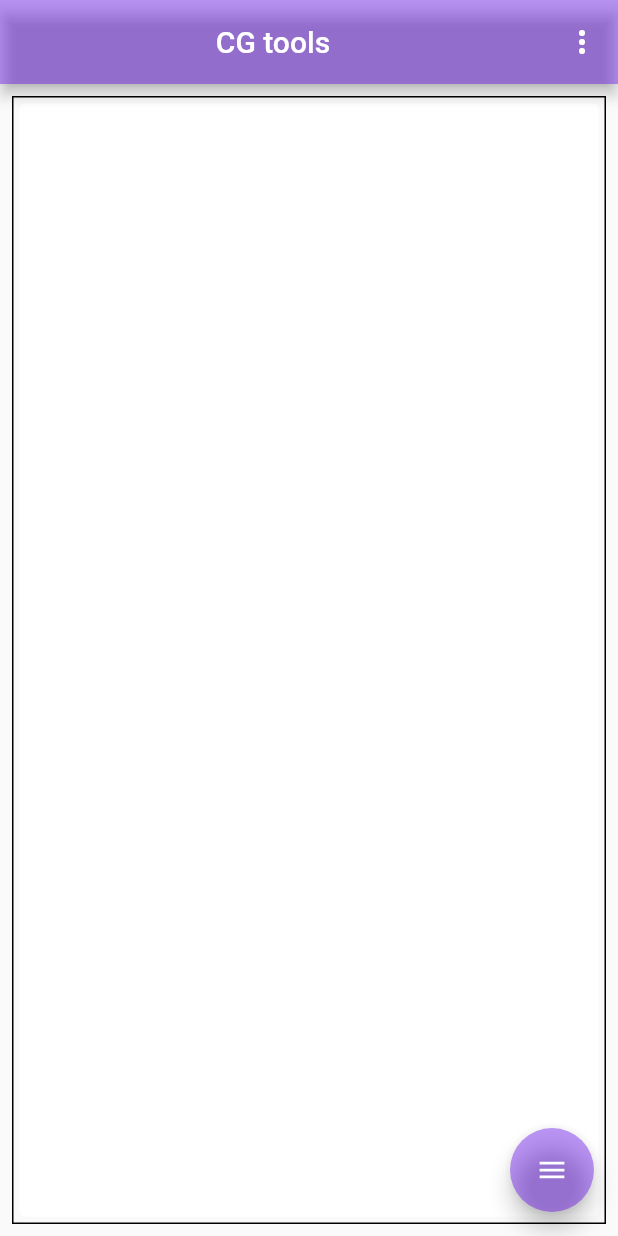
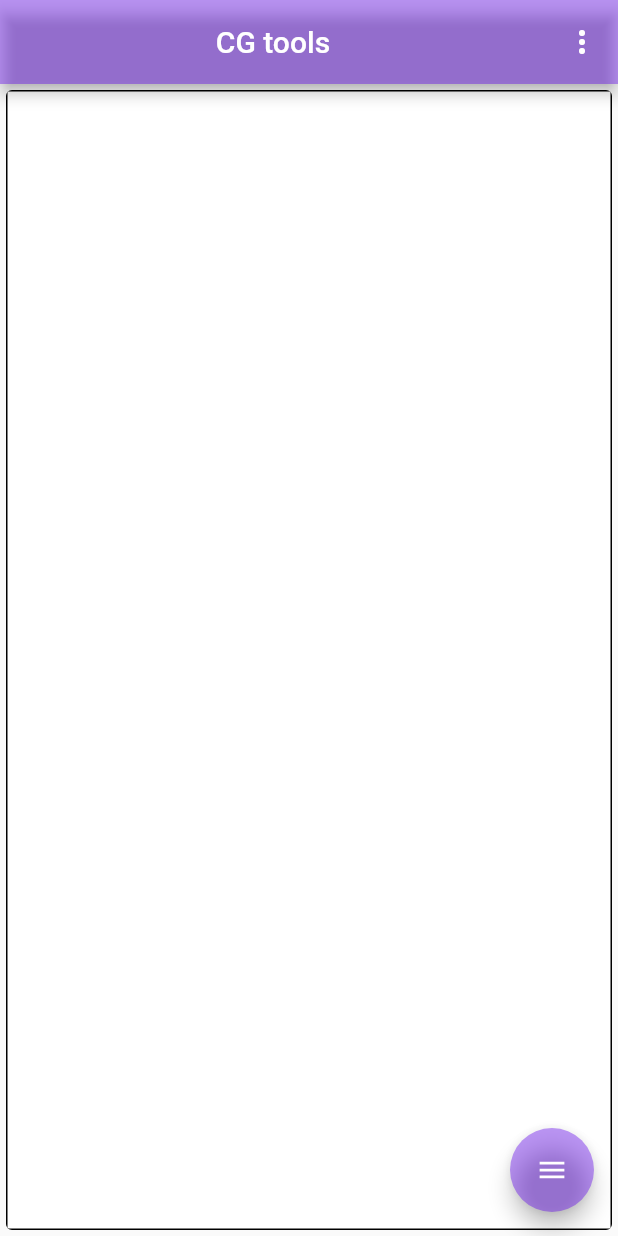
Before and after one commit to LFMP/CG_tools, a Flutter app: the screen it shows after launch, on a phone screen of 412 x 824 dp. Run offline on Flutter 3.47's test engine with Material 2 defaults, Android fonts, the light colour scheme and no system bars; drawn by our look-alikes of flutter_speed_dial; our stand-ins replace material_design_icons_flutter.

Commit message:
Overflow fix 2.0

```diff
--- a/lib/pages/draw.dart
+++ b/lib/pages/draw.dart
@@ -97,18 +97,17 @@ class _DrawPageState extends State<DrawPage> {
           ),
         ],
       ),
-      body: Container(
+      body: Card(
+        elevation: 0,
+        clipBehavior: Clip.antiAlias,
+        child: Container(
           height: MediaQuery.of(context).size.height,
           width: MediaQuery.of(context).size.width,
-        margin: EdgeInsets.all(8.0),
           decoration: BoxDecoration(
             border: Border.all(
               color: Colors.black,
             ),
           ),
-        child: Card(
-          elevation: 0,
-          clipBehavior: Clip.antiAlias,
           child: GestureDetector(
             onTapDown: (TapDownDetails details) {
               RenderBox object = context.findRenderObject();
```
Lines whose indentation alone changed are shown as unchanged.
